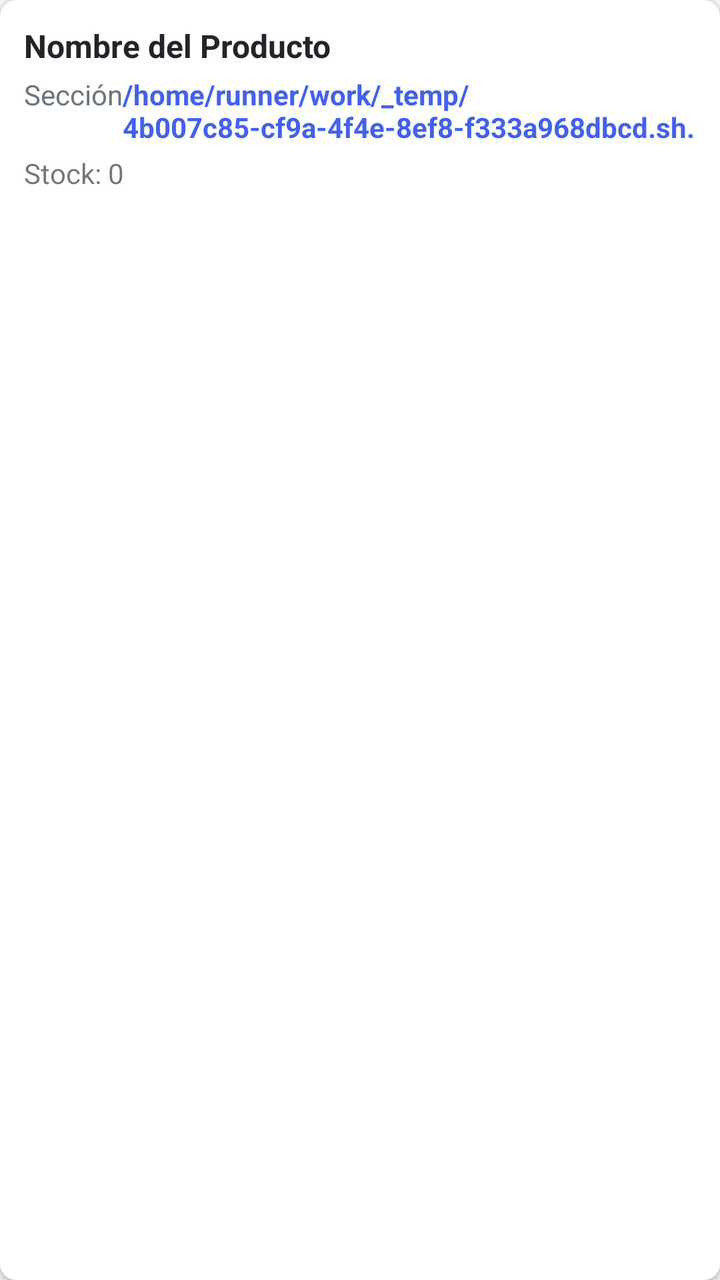
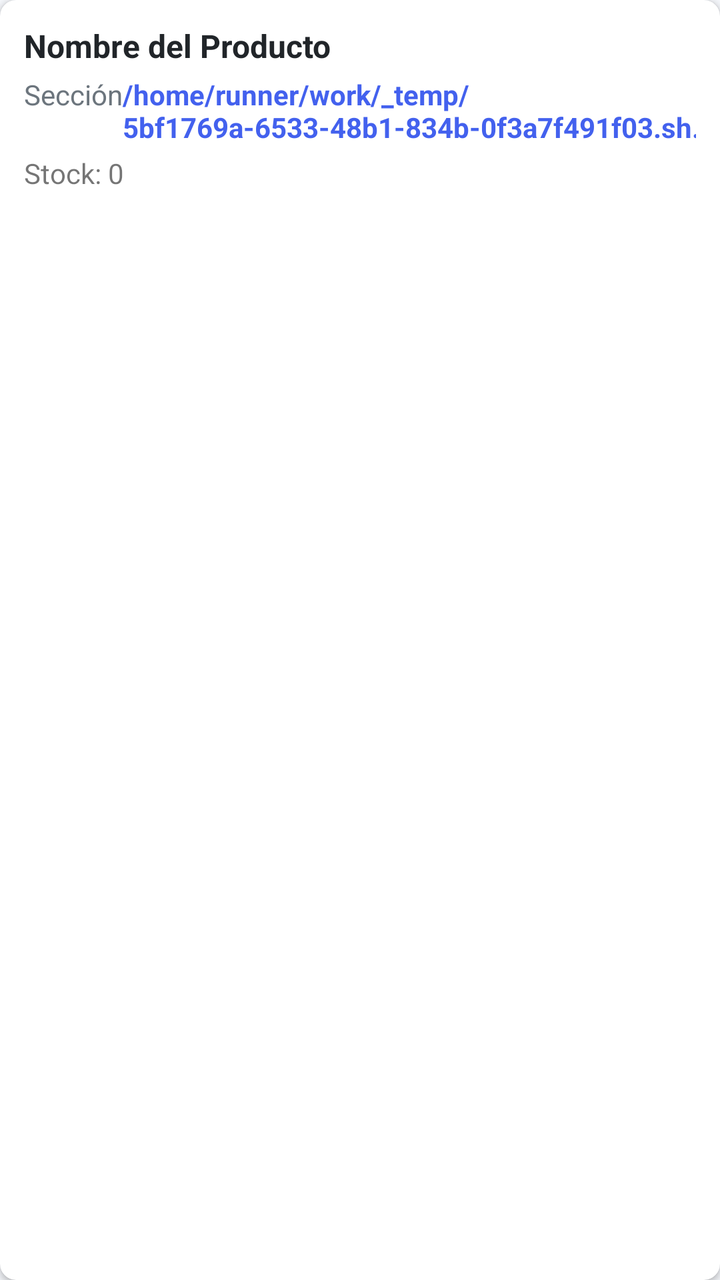

Two renders of the same Android screen: before a commit and after it. Below are the layout's source before the change and the commit's diff.
<!-- AndroidManifest.xml: application theme Theme.OmniVentas -->
<!-- res/layout/item_producto.xml -->
<?xml version="1.0" encoding="utf-8"?>
<androidx.cardview.widget.CardView xmlns:android="http://schemas.android.com/apk/res/android"
    xmlns:app="http://schemas.android.com/apk/res-auto"
    android:layout_width="match_parent"
    android:layout_height="wrap_content"
    android:layout_marginBottom="8dp"
    app:cardCornerRadius="8dp"
    app:cardElevation="2dp">
    <LinearLayout
        android:layout_width="match_parent"
        android:layout_height="wrap_content"
        android:orientation="vertical"
        android:padding="12dp">
        <TextView
            android:id="@+id/tv_nombre"
            android:layout_width="match_parent"
            android:layout_height="wrap_content"
            android:text="Nombre del Producto"
            android:textSize="16sp"
            android:textStyle="bold"
            android:textColor="@color/dark" />
        <LinearLayout
            android:layout_width="match_parent"
            android:layout_height="wrap_content"
            android:orientation="horizontal"
            android:layout_marginTop="4dp">
            <TextView
                android:id="@+id/tv_seccion"
                android:layout_width="0dp"
                android:layout_height="wrap_content"
                android:layout_weight="1"
                android:text="Sección"
                android:textSize="14sp"
                android:textColor="@color/gray" />
            <TextView
                android:id="@+id/tv_precio"
                android:layout_width="wrap_content"
                android:layout_height="wrap_content"
                android:text="/home/runner/work/_temp/4b007c85-cf9a-4f4e-8ef8-f333a968dbcd.sh.00"
                android:textSize="14sp"
                android:textColor="@color/primary"
                android:textStyle="bold" />
        </LinearLayout>
        <TextView
            android:id="@+id/tv_stock"
            android:layout_width="wrap_content"
            android:layout_height="wrap_content"
            android:text="Stock: 0"
            android:textSize="14sp"
            android:layout_marginTop="4dp" />
    </LinearLayout>
</androidx.cardview.widget.CardView>
<!-- resources referenced by this layout -->
<resources>
  <color name="dark">#212529</color>
  <color name="gray">#6C757D</color>
  <color name="primary">#4361EE</color>
  <style name="Theme.OmniVentas" parent="Theme.MaterialComponents.DayNight.NoActionBar">
          <item name="colorPrimary">@color/primary</item>
          <item name="colorPrimaryVariant">@color/primary_dark</item>
          <item name="colorOnPrimary">@color/white</item>
          <item name="colorSecondary">@color/secondary</item>
          <item name="colorOnSecondary">@color/white</item>
          <item name="android:statusBarColor">@color/primary</item>
          <item name="android:windowBackground">@color/light_gray</item>
      </style>
  <color name="primary_dark">#3A56D4</color>
  <color name="white">#FFFFFF</color>
  <color name="secondary">#3F37C9</color>
  <color name="light_gray">#F5F7FB</color>
</resources>

<!-- the commit's change to res/layout/item_producto.xml (unified diff, before → after) -->
@@ -36,7 +36,7 @@
                 android:id="@+id/tv_precio"
                 android:layout_width="wrap_content"
                 android:layout_height="wrap_content"
-                android:text="/home/runner/work/_temp/4b007c85-cf9a-4f4e-8ef8-f333a968dbcd.sh.00"
+                android:text="/home/runner/work/_temp/5bf1769a-6533-48b1-834b-0f3a7f491f03.sh.00"
                 android:textSize="14sp"
                 android:textColor="@color/primary"
                 android:textStyle="bold" />
